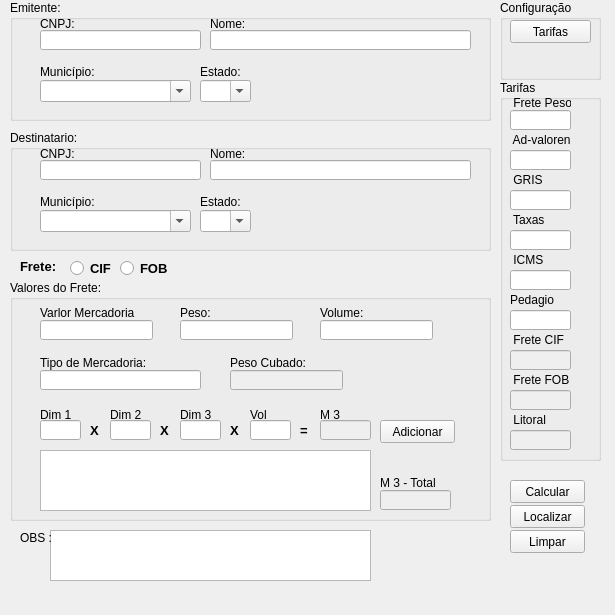
First picture: the form in frm_principal.ui, repository luissantananet/SistCotacao, before the edit.
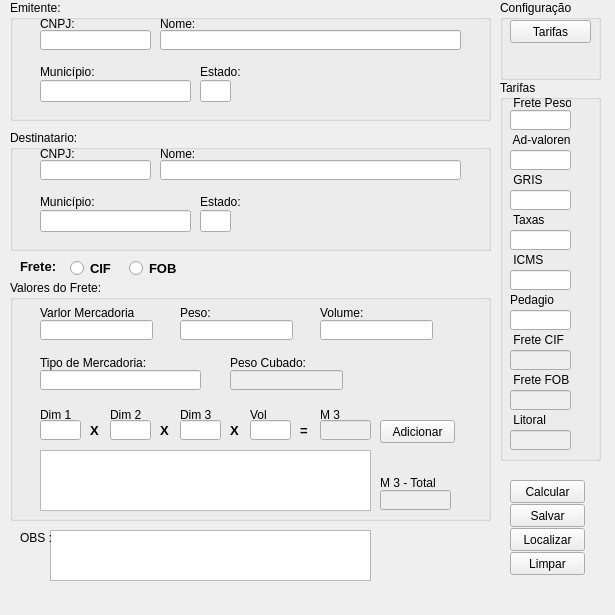
Second picture: the form after the edit.

Commit message: AINDA NAO ESTA SALVANDO NO DB

What changed in the file:
```diff
--- a/frm_principal.ui
+++ b/frm_principal.ui
@@ -18,7 +18,7 @@
     <property name="geometry">
      <rect>
       <x>510</x>
-      <y>530</y>
+      <y>552</y>
       <width>75</width>
       <height>23</height>
      </rect>
@@ -467,17 +467,20 @@
       <rect>
        <x>30</x>
        <y>30</y>
-       <width>161</width>
+       <width>111</width>
        <height>20</height>
       </rect>
      </property>
+     <property name="text">
+      <string/>
+     </property>
     </widget>
     <widget class="QLineEdit" name="edt_nome_emit">
      <property name="geometry">
       <rect>
-       <x>200</x>
+       <x>150</x>
        <y>30</y>
-       <width>261</width>
+       <width>301</width>
        <height>20</height>
       </rect>
      </property>
@@ -498,7 +501,7 @@
     <widget class="QLabel" name="label_2">
      <property name="geometry">
       <rect>
-       <x>200</x>
+       <x>150</x>
        <y>17</y>
        <width>47</width>
        <height>13</height>
@@ -534,23 +537,7 @@
       <string>Estado:</string>
      </property>
     </widget>
-    <widget class="QComboBox" name="comboBox_estado_emit">
-     <property name="geometry">
-      <rect>
-       <x>190</x>
-       <y>80</y>
-       <width>51</width>
-       <height>22</height>
-      </rect>
-     </property>
-     <property name="editable">
-      <bool>true</bool>
-     </property>
-    </widget>
-    <widget class="QComboBox" name="comboBox_cidade_emit">
-     <property name="enabled">
-      <bool>true</bool>
-     </property>
+    <widget class="QLineEdit" name="edt_cidade_emit">
      <property name="geometry">
       <rect>
        <x>30</x>
@@ -559,8 +546,18 @@
        <height>22</height>
       </rect>
      </property>
-     <property name="editable">
-      <bool>true</bool>
+    </widget>
+    <widget class="QLineEdit" name="edt_estado_emit">
+     <property name="geometry">
+      <rect>
+       <x>190</x>
+       <y>80</y>
+       <width>31</width>
+       <height>22</height>
+      </rect>
+     </property>
+     <property name="text">
+      <string/>
      </property>
     </widget>
    </widget>
@@ -581,17 +578,20 @@
       <rect>
        <x>30</x>
        <y>30</y>
-       <width>161</width>
+       <width>111</width>
        <height>20</height>
       </rect>
      </property>
+     <property name="text">
+      <string/>
+     </property>
     </widget>
     <widget class="QLineEdit" name="edt_nome_dest">
      <property name="geometry">
       <rect>
-       <x>200</x>
+       <x>150</x>
        <y>30</y>
-       <width>261</width>
+       <width>301</width>
        <height>20</height>
       </rect>
      </property>
@@ -612,7 +612,7 @@
     <widget class="QLabel" name="label_6">
      <property name="geometry">
       <rect>
-       <x>200</x>
+       <x>150</x>
        <y>17</y>
        <width>47</width>
        <height>13</height>
@@ -648,42 +648,13 @@
       <string>Estado:</string>
      </property>
     </widget>
-    <widget class="QComboBox" name="comboBox_cidade_dest">
-     <property name="enabled">
-      <bool>true</bool>
-     </property>
-     <property name="geometry">
-      <rect>
-       <x>30</x>
-       <y>80</y>
-       <width>151</width>
-       <height>22</height>
-      </rect>
-     </property>
-     <property name="editable">
-      <bool>true</bool>
-     </property>
-    </widget>
-    <widget class="QComboBox" name="comboBox_estado_dest">
-     <property name="geometry">
-      <rect>
-       <x>190</x>
-       <y>80</y>
-       <width>51</width>
-       <height>22</height>
-      </rect>
-     </property>
-     <property name="editable">
-      <bool>true</bool>
-     </property>
-    </widget>
    </widget>
    <widget class="QRadioButton" name="rbtn_fob">
     <property name="geometry">
      <rect>
-      <x>120</x>
+      <x>129</x>
       <y>260</y>
-      <width>51</width>
+      <width>71</width>
       <height>17</height>
      </rect>
     </property>
@@ -749,7 +720,7 @@
      <rect>
       <x>70</x>
       <y>260</y>
-      <width>51</width>
+      <width>71</width>
       <height>17</height>
      </rect>
     </property>
@@ -768,7 +739,7 @@
     <property name="geometry">
      <rect>
       <x>510</x>
-      <y>505</y>
+      <y>528</y>
       <width>75</width>
       <height>23</height>
      </rect>
@@ -1006,6 +977,42 @@
      </property>
     </widget>
    </widget>
+   <widget class="QPushButton" name="btn_salvar">
+    <property name="geometry">
+     <rect>
+      <x>510</x>
+      <y>504</y>
+      <width>75</width>
+      <height>23</height>
+     </rect>
+    </property>
+    <property name="text">
+     <string>Salvar</string>
+    </property>
+   </widget>
+   <widget class="QLineEdit" name="edt_cidade_dest">
+    <property name="geometry">
+     <rect>
+      <x>40</x>
+      <y>210</y>
+      <width>151</width>
+      <height>22</height>
+     </rect>
+    </property>
+   </widget>
+   <widget class="QLineEdit" name="edt_estado_dest">
+    <property name="geometry">
+     <rect>
+      <x>200</x>
+      <y>210</y>
+      <width>31</width>
+      <height>22</height>
+     </rect>
+    </property>
+    <property name="text">
+     <string/>
+    </property>
+   </widget>
   </widget>
   <widget class="QMenuBar" name="menubar">
    <property name="geometry">
```
Left out of the diff: 32 changed lines with no effect on the pictures. The commit also changes 1 other file.
